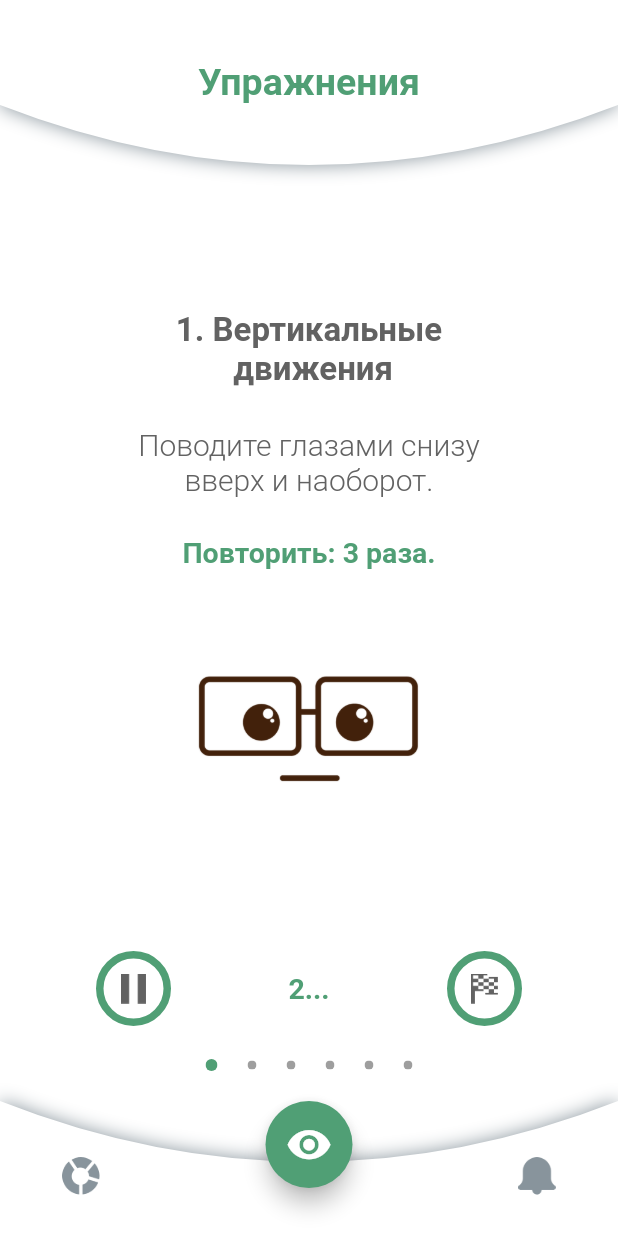
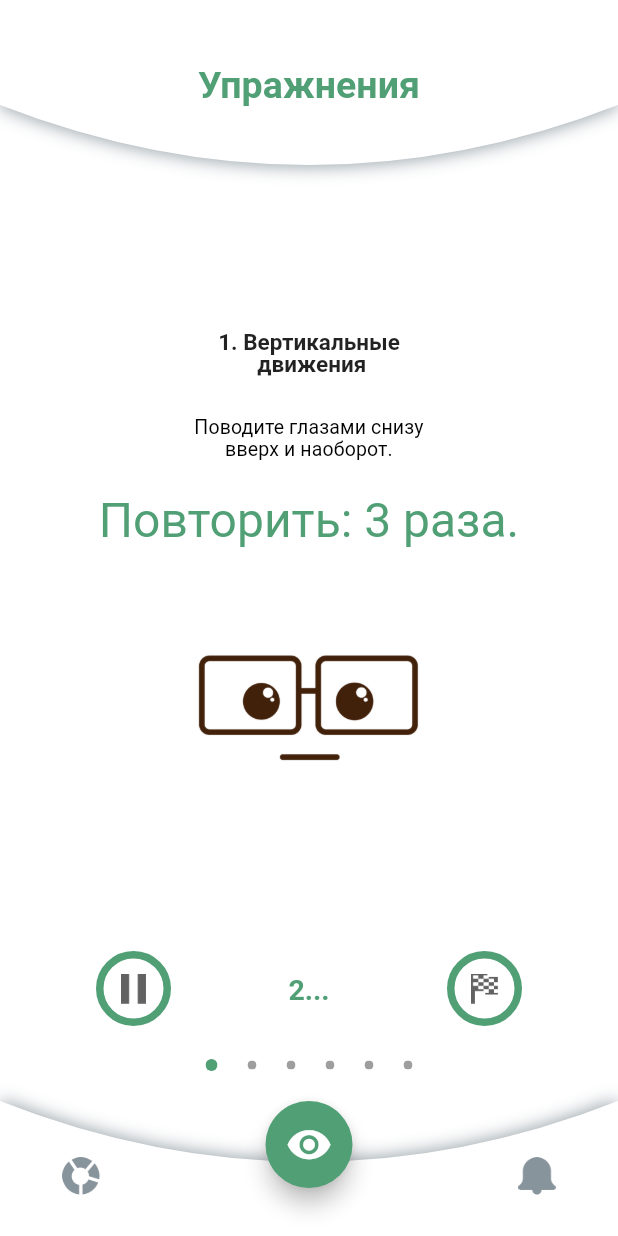
Before and after one commit to mdusafp/eyehelper, a Flutter app: the screen it shows after launch, after a tap on "Начать", on a phone screen of 412 x 824 dp. Run offline on Flutter 3.47's test engine with Material 2 defaults, Android fonts, the light colour scheme and no system bars; our stand-ins replace fl_chart, flare_flutter, flutter_local_notifications, flutter_screenutil, flutter_swiper, flutter_time_picker_spinner and 4 more; missing offline and left inert: flare_dart, flutter_page_indicator.

Commit message:
add theme, remove apply to all

```diff
--- a/lib/src/app.dart
+++ b/lib/src/app.dart
@@ -1,19 +1,17 @@
-import 'package:eyehelper/src/colors.dart';
 import 'package:eyehelper/src/locale/Localizer.dart';
 import 'package:eyehelper/src/routes.dart';
+import 'package:eyehelper/src/theme.dart';
 import 'package:flutter/material.dart';
 import 'package:flutter/services.dart';
 import 'package:flutter_localizations/flutter_localizations.dart';
 
 // TODO: fetching data here and provide it to childs
 class EyeHelperApp extends StatelessWidget {
-
   @override
   Widget build(BuildContext context) {
-
     SystemChrome.setPreferredOrientations([
       DeviceOrientation.portraitUp,
-      DeviceOrientation.portraitDown
+      DeviceOrientation.portraitDown,
     ]);
 
     return MaterialApp(
@@ -22,7 +20,7 @@ class EyeHelperApp extends StatelessWidget {
         GlobalMaterialLocalizations.delegate,
         GlobalWidgetsLocalizations.delegate,
       ],
-      theme: StandardTheme.theme,
+      theme: EyehelperTheme.makeTheme(),
       supportedLocales: Localizer.supportedLangs,
       debugShowCheckedModeBanner: false,
       routes: EyeHelperRoutes.routes,
--- a/lib/src/screens/eye_screen/eye_single_page.dart
+++ b/lib/src/screens/eye_screen/eye_single_page.dart
@@ -1,13 +1,4 @@
 import 'dart:async';
-
-import 'package:eyehelper/src/colors.dart';
-import 'package:eyehelper/src/locale/Localizer.dart';
-import 'package:eyehelper/src/locale/ru.dart';
-import 'package:eyehelper/src/models/swiper_screen_info.dart';
-import 'package:eyehelper/src/screens/eye_screen/screen_control_buttons.dart';
-import 'package:eyehelper/src/widgets/animated_face.dart';
-import 'package:eyehelper/src/widgets/custom_rounded_button.dart';
-import 'package:eyehelper/src/widgets/round_control_button.dart';
 import 'package:flare_dart/math/mat2d.dart';
 import 'package:flare_flutter/flare.dart';
 import 'package:flare_flutter/flare_controller.dart';
@@ -15,8 +6,14 @@ import 'package:flutter/material.dart';
 import 'package:flutter_swiper/flutter_swiper.dart';
 import 'package:vibration/vibration.dart';
 
+import 'package:eyehelper/src/locale/Localizer.dart';
+import 'package:eyehelper/src/locale/ru.dart';
+import 'package:eyehelper/src/models/swiper_screen_info.dart';
+import 'package:eyehelper/src/screens/eye_screen/screen_control_buttons.dart';
+import 'package:eyehelper/src/widgets/animated_face.dart';
+import 'package:eyehelper/src/widgets/custom_rounded_button.dart';
+
 class EyeSinglePage extends StatefulWidget {
-
   final SwiperScreenInfo info;
   final SwiperController controller;
   final Function startBtnCallback;
@@ -34,8 +31,7 @@ class EyeSinglePage extends StatefulWidget {
   _EyeSinglePageState createState() => _EyeSinglePageState();
 }
 
-class _EyeSinglePageState extends State<EyeSinglePage> implements FlareController{
-
+class _EyeSinglePageState extends State<EyeSinglePage> implements FlareController {
   bool isFacePaused = false;
   bool isFaceVisible = true;
   bool isTrainingStarted = false;
@@ -57,6 +53,8 @@ class _EyeSinglePageState extends State<EyeSinglePage> implements FlareControlle
 
   @override
   Widget build(BuildContext context) {
+    TextTheme textTheme = Theme.of(context).textTheme;
+
     return Stack(
       children: <Widget>[
         Center(
@@ -68,41 +66,68 @@ class _EyeSinglePageState extends State<EyeSinglePage> implements FlareControlle
                   child: Column(
                     mainAxisAlignment: MainAxisAlignment.spaceAround,
                     children: [
-
                       Container(
                         height: 110.0,
                       ),
-
                       Padding(
-                        padding: EdgeInsets.only(top: 18.0, bottom: 20.0, left: 20.0, right: 20.0),
+                        padding: EdgeInsets.only(
+                          top: 18.0,
+                          bottom: 20.0,
+                          left: 20.0,
+                          right: 20.0,
+                        ),
                         child: Center(
                             child: Text(
                           Localizer.getLocaleById(widget.info.title, context),
-                                style: StandardStyleTexts.eyeScreenHeader,
-                                textAlign: TextAlign.center)
+                          style: textTheme.title,
+                          textAlign: TextAlign.center,
+                        )),
+                      ),
+                      Padding(
+                        padding: EdgeInsets.only(
+                          top: 6.0,
+                          bottom: 20.0,
+                          left: 20.0,
+                          right: 20.0,
+                        ),
+                        child: Center(
+                          child: Text(
+                            Localizer.getLocaleById(
+                              widget.info.mainText,
+                              context,
+                            ),
+                            style: textTheme.subtitle,
+                            textAlign: TextAlign.center,
                           ),
                         ),
-
+                      ),
                       Padding(
-                        padding: EdgeInsets.only(top: 6.0, bottom: 20.0, left: 20.0, right: 20.0),
-                        child: Center(
+                        padding: EdgeInsets.only(
+                          top: 6.0,
+                          bottom: 20.0,
+                          left: 20.0,
+                          right: 20.0,
+                        ),
                         child: Text(
-                              Localizer.getLocaleById(widget.info.mainText, context),
-                              style: StandardStyleTexts.eyeScreenMainText,
-                              textAlign: TextAlign.center),
+                          Localizer.getLocaleById(
+                            widget.info.durationText,
+                            context,
+                          ),
+                          style: textTheme.display1.copyWith(
+                            color: Theme.of(context).accentColor,
+                          ),
+                          textAlign: TextAlign.center,
                         ),
                       ),
-
-                      Padding(
-                        padding: EdgeInsets.only(top: 6.0, bottom: 20.0, left: 20.0, right: 20.0),
-                        child: Text(Localizer.getLocaleById(widget.info.durationText, context), style: StandardStyleTexts.eyeScreenCountTxt, textAlign: TextAlign.center),
-                      ),
-
                       Padding(
                         padding: EdgeInsets.only(top: 6.0, bottom: 10.0),
-                        child: AnimatedFace(info: widget.info, isPaused: isFacePaused, visible: isFaceVisible, controller: isTrainingStarted ? this : null)
+                        child: AnimatedFace(
+                          info: widget.info,
+                          isPaused: isFacePaused,
+                          visible: isFaceVisible,
+                          controller: isTrainingStarted ? this : null,
                         ),
-
+                      ),
                       Padding(
                         padding: EdgeInsets.only(top: 10.0),
                         child: Container(
@@ -110,7 +135,6 @@ class _EyeSinglePageState extends State<EyeSinglePage> implements FlareControlle
                           height: 160.0,
                         ),
                       )
-
                     ],
                   ),
                 ),
@@ -118,29 +142,22 @@ class _EyeSinglePageState extends State<EyeSinglePage> implements FlareControlle
             ),
           ),
         ),
-
-        Positioned(
-          bottom: 140.0,
-          child: getControls(context)
-        )
+        Positioned(bottom: 140.0, child: getControls(context))
       ],
     );
   }
 
-
-  getControls(BuildContext context){
-
-
-    if (isTrainingStarted){
+  getControls(BuildContext context) {
+    if (isTrainingStarted) {
       return ScreenControlButtons(
         stopped: !isTrainingStarted,
         paused: isFacePaused,
         text: trainingText,
         finishCallback: _finishCallback,
-        pauseResumeCallback: (){
+        pauseResumeCallback: () {
           setState(() => isFacePaused = !isFacePaused);
         },
-        callbackStartFace: (){
+        callbackStartFace: () {
           setState(() {
             isFaceVisible = true;
           });
@@ -153,20 +170,22 @@ class _EyeSinglePageState extends State<EyeSinglePage> implements FlareControlle
       width: MediaQuery.of(context).size.width,
       height: 50.0,
       child: RoundCustomButton(
-          onPressed: (){
+        onPressed: () {
           setState(() {
             isFaceVisible = false;
             isTrainingStarted = true;
           });
           widget.startBtnCallback();
         },
-          child: Text(Localizer.getLocaleById(LocaleId.begin_btn_txt, context), style: StandardStyleTexts.mainBtnText),
-        )
+        child: Text(
+          Localizer.getLocaleById(LocaleId.begin_btn_txt, context),
+          style: Theme.of(context).textTheme.display1,
+        ),
+      ),
     );
-
   }
 
-  _finishCallback(){
+  _finishCallback() {
     setState(() {
       isTrainingStarted = false;
     });
@@ -189,8 +208,8 @@ class _EyeSinglePageState extends State<EyeSinglePage> implements FlareControlle
       Vibration.vibrate();
     }
 
-    if (relativeTime >= widget.info.duration - 0.02 && counterTimer == null){
-      counterTimer = Timer(Duration(milliseconds: 300), (){
+    if (relativeTime >= widget.info.duration - 0.02 && counterTimer == null) {
+      counterTimer = Timer(Duration(milliseconds: 300), () {
         counterTimer.cancel();
         counterTimer = null;
       });
@@ -199,7 +218,7 @@ class _EyeSinglePageState extends State<EyeSinglePage> implements FlareControlle
 
       print('counter = $_counter');
 
-      if (_counter >= widget.info.times){
+      if (_counter >= widget.info.times) {
         _counter = 0;
         _finishCallback();
         print('finished');
@@ -218,5 +237,4 @@ class _EyeSinglePageState extends State<EyeSinglePage> implements FlareControlle
 
   @override
   ValueNotifier<bool> isActive;
-
 }
--- a/lib/src/screens/notification_screen/apply_to_all.dart
+++ b/lib/src/screens/notification_screen/apply_to_all.dart
@@ -1,12 +1,10 @@
-import 'package:eyehelper/src/locale/ru.dart';
 import 'package:flutter/material.dart';
 
-import 'package:eyehelper/src/colors.dart';
+import 'package:eyehelper/src/locale/ru.dart';
 import 'package:eyehelper/src/locale/Localizer.dart';
 
 typedef void OnChanged(bool value);
 
-// TODO: move it to widgets dir in this screen
 class ApplyToAll extends StatelessWidget {
   final bool value;
   final OnChanged onChanged;
@@ -24,7 +22,7 @@ class ApplyToAll extends StatelessWidget {
       children: <Widget>[
         Text(
           Localizer.getLocaleById(LocaleId.apply_to_all, context),
-          style: StandardStyleTexts.display1,
+          style: Theme.of(context).textTheme.body1,
           textAlign: TextAlign.center,
         ),
         Checkbox(
--- a/lib/src/screens/notification_screen/notifications_toggle.dart
+++ b/lib/src/screens/notification_screen/notifications_toggle.dart
@@ -1,7 +1,5 @@
 import 'package:eyehelper/src/locale/ru.dart';
 import 'package:flutter/material.dart';
-
-import 'package:eyehelper/src/colors.dart';
 import 'package:eyehelper/src/locale/Localizer.dart';
 
 typedef void OnChanged(bool value);
@@ -23,7 +21,7 @@ class NotificationsToggle extends StatelessWidget {
       children: <Widget>[
         Text(
           Localizer.getLocaleById(LocaleId.notifications_on, context),
-          style: StandardStyleTexts.display1,
+          style: Theme.of(context).textTheme.body1,
           textAlign: TextAlign.center,
         ),
         Switch(
--- a/pubspec.yaml
+++ b/pubspec.yaml
@@ -3,7 +3,7 @@ description: A new Flutter project.
 version: 1.0.0+1
 
 environment:
-  sdk: ">=2.1.0 <3.0.0"
+  sdk: '>=2.1.0 <3.0.0'
 
 dependencies:
   flutter:
@@ -13,7 +13,8 @@ dependencies:
   flutter_localizations:
     sdk: flutter
   fl_chart: 0.3.3 # Charts library for statistics screen
-  flare_flutter: 1.5.5 # Animation
+  flare_dart: 2.2.2
+  flare_flutter: 1.6.2 # Animation
   flutter_swiper: 1.1.4 # Swipe on main screen
   flutter_local_notifications: 0.8.0 # Notification
   flutter_time_picker_spinner: 1.0.5 # Notifications time picker
```
Also changed, not shown: lib/src/models/notification_settings.dart (+3 -10 lines), lib/src/screens/notification_screen/exercise_frequency_picker.dart (+5 -6 lines), lib/src/screens/notification_screen/notification_screen.dart (+22 -39 lines), lib/src/screens/statistics_screen/statistics_screen.dart (+17 -37 lines), 2 other files. Lines whose indentation alone changed are shown as unchanged.
